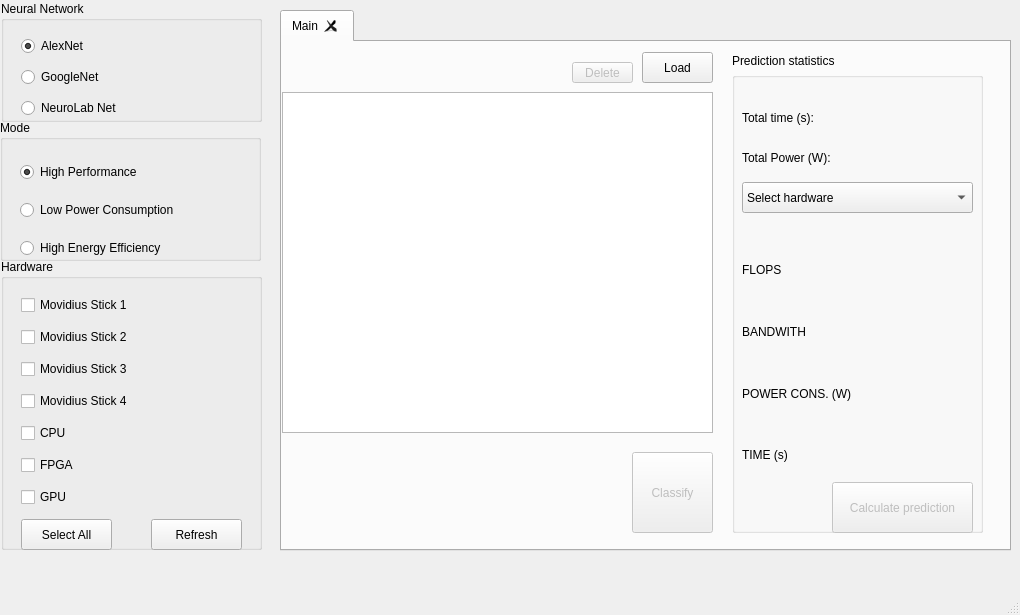
First picture: the form in ViewModule/MainWindow.ui, repository marcobasmaji/NeuroLab, before the edit.
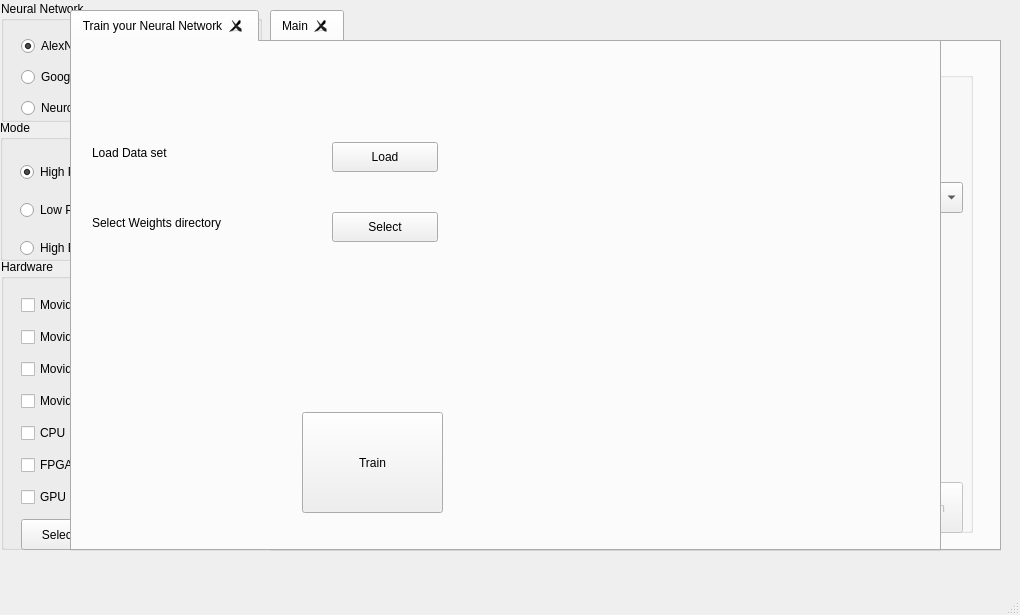
Second picture: the form after the edit.

Commit message: train tab view implemented, functionality in progress

The edit to the form file:
```diff
--- a/ViewModule/MainWindow.ui
+++ b/ViewModule/MainWindow.ui
@@ -124,7 +124,7 @@
     </property>
     <property name="geometry">
      <rect>
-      <x>280</x>
+      <x>270</x>
       <y>10</y>
       <width>731</width>
       <height>541</height>
@@ -588,12 +588,138 @@
      </item>
     </layout>
    </widget>
+   <widget class="QTabWidget" name="train_tab_widget">
+    <property name="geometry">
+     <rect>
+      <x>70</x>
+      <y>10</y>
+      <width>871</width>
+      <height>541</height>
+     </rect>
+    </property>
+    <property name="contextMenuPolicy">
+     <enum>Qt::NoContextMenu</enum>
+    </property>
+    <property name="tabsClosable">
+     <bool>true</bool>
+    </property>
+    <widget class="QWidget" name="train_tab">
+     <attribute name="title">
+      <string>Train your Neural Network</string>
+     </attribute>
+     <widget class="QPushButton" name="load_dataset_button">
+      <property name="geometry">
+       <rect>
+        <x>260</x>
+        <y>100</y>
+        <width>106</width>
+        <height>30</height>
+       </rect>
+      </property>
+      <property name="text">
+       <string>Load</string>
+      </property>
+     </widget>
+     <widget class="QPushButton" name="select_weights_button">
+      <property name="geometry">
+       <rect>
+        <x>260</x>
+        <y>170</y>
+        <width>106</width>
+        <height>30</height>
+       </rect>
+      </property>
+      <property name="text">
+       <string>Select</string>
+      </property>
+     </widget>
+     <widget class="QPushButton" name="train_button">
+      <property name="geometry">
+       <rect>
+        <x>230</x>
+        <y>370</y>
+        <width>141</width>
+        <height>101</height>
+       </rect>
+      </property>
+      <property name="text">
+       <string>Train</string>
+      </property>
+     </widget>
+     <widget class="QLabel" name="dataset_path_label">
+      <property name="geometry">
+       <rect>
+        <x>380</x>
+        <y>100</y>
+        <width>471</width>
+        <height>21</height>
+       </rect>
+      </property>
+      <property name="text">
+       <string/>
+      </property>
+     </widget>
+     <widget class="QLabel" name="weights_path_label">
+      <property name="geometry">
+       <rect>
+        <x>380</x>
+        <y>170</y>
+        <width>471</width>
+        <height>21</height>
+       </rect>
+      </property>
+      <property name="text">
+       <string/>
+      </property>
+     </widget>
+     <widget class="QLabel" name="label_2">
+      <property name="geometry">
+       <rect>
+        <x>20</x>
+        <y>100</y>
+        <width>161</width>
+        <height>21</height>
+       </rect>
+      </property>
+      <property name="text">
+       <string>Load Data set</string>
+      </property>
+     </widget>
+     <widget class="QLabel" name="label_3">
+      <property name="geometry">
+       <rect>
+        <x>20</x>
+        <y>170</y>
+        <width>211</width>
+        <height>21</height>
+       </rect>
+      </property>
+      <property name="text">
+       <string>Select Weights directory</string>
+      </property>
+     </widget>
+     <widget class="QLabel" name="train_success_label">
+      <property name="geometry">
+       <rect>
+        <x>410</x>
+        <y>410</y>
+        <width>431</width>
+        <height>41</height>
+       </rect>
+      </property>
+      <property name="text">
+       <string/>
+      </property>
+     </widget>
+    </widget>
+   </widget>
    <zorder>NeuralNetOptions</zorder>
    <zorder>ModeOptions</zorder>
    <zorder>HardwareOptions</zorder>
    <zorder>welcomeLabel</zorder>
    <zorder>verticalLayoutWidget</zorder>
    <zorder>tabWidget</zorder>
+   <zorder>train_tab_widget</zorder>
   </widget>
   <widget class="QMenuBar" name="menubar">
    <property name="geometry">
```
The commit also changes 8 other files.
